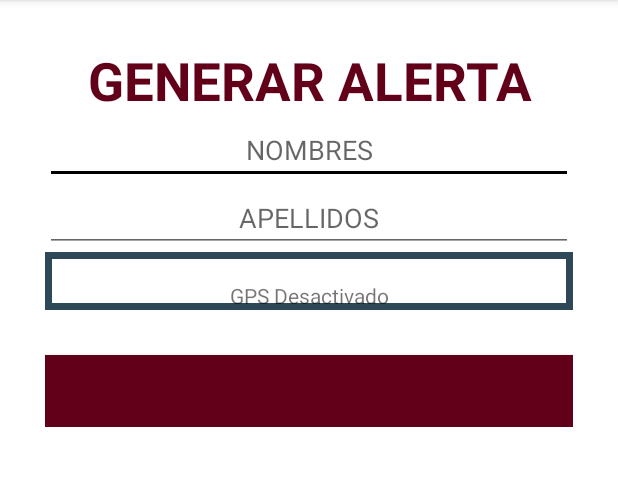
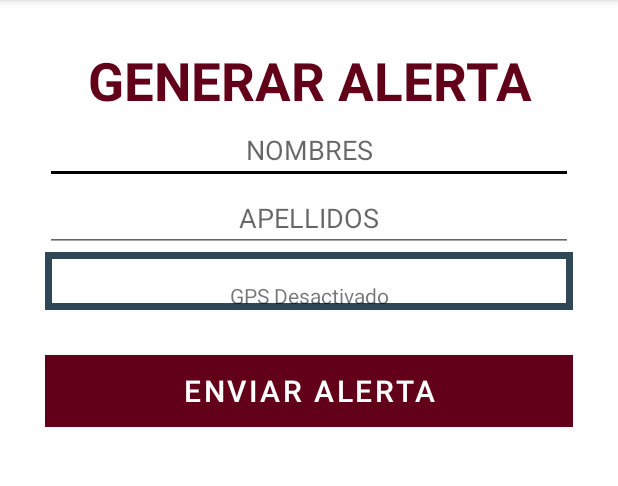
Before and after one commit to ccahui/IDNP-Alertas, an Android app: the GenerarAlerta screen opened directly, with no data from a screen before it, on a phone screen of 412 x 824 dp, the part 84-570 px from its top. Run offline under Robolectric (Android 15) with nearby library versions, the phone set to English and light mode, and no system bars; our stand-ins replace Firebase (no records; nobody signed in at launch, a user with empty details on screens opened directly).

Commit message:
Segunda Presentacion

```diff
--- a/app/src/main/res/layout/activity_generar_alerta.xml
+++ b/app/src/main/res/layout/activity_generar_alerta.xml
@@ -58,13 +58,14 @@
     </LinearLayout>
 
 
-    <Button
+    <com.google.android.material.button.MaterialButton
         android:id="@+id/buttonAlerta"
         android:layout_width="match_parent"
         android:layout_height="wrap_content"
         android:layout_below="@id/editTextApellidos"
         android:background="@color/colorButton"
         android:text="ENVIAR ALERTA"
-        android:textColor="@color/colorPrimary"
+        android:textColor="@color/colorWhite"
+        android:backgroundTint="@color/colorButton"
         android:textSize="20dp" />
 </LinearLayout>
--- a/app/src/main/res/layout/alertas.xml
+++ b/app/src/main/res/layout/alertas.xml
@@ -21,11 +21,10 @@
         android:orientation="vertical"
         >
 
-       <TextView
+        <TextView
             android:id="@+id/textViewNombrePerfil"
             android:layout_width="match_parent"
             android:layout_height="wrap_content"
-            android:text="NOMBRE DE PERFIL"
             android:textAlignment="center"
             android:textColor="@color/colorPrimary"
             android:textSize="35sp"
```
